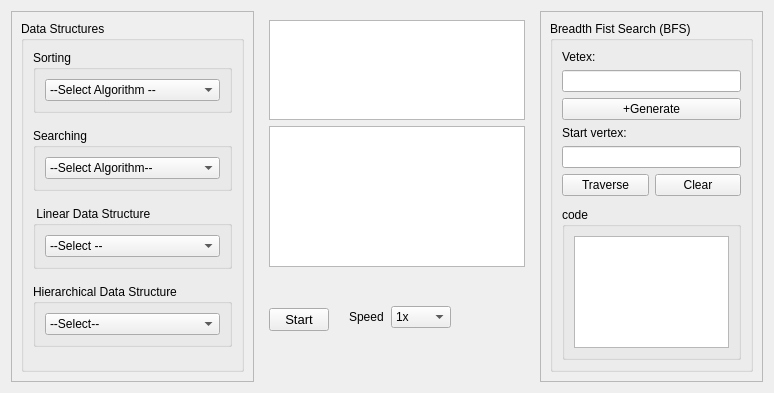
The window that form.ui (Binaya764/DSA-Visualizer) describes before a commit, drawn with Qt 5.
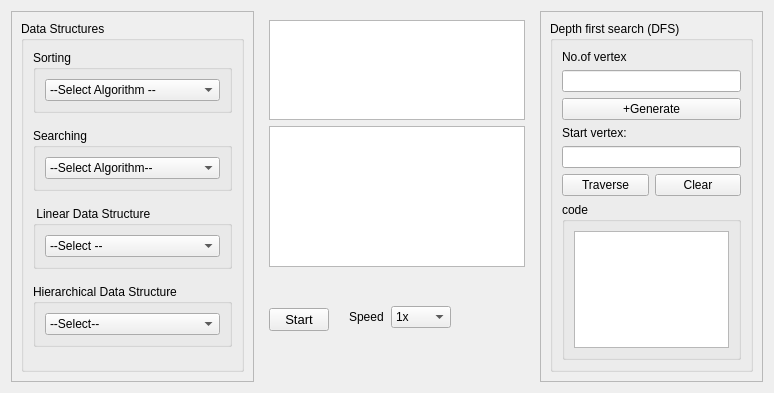
The same window after the commit.

Patch:
```diff
--- a/form.ui
+++ b/form.ui
@@ -423,7 +423,7 @@
         <enum>QFrame::Shadow::Raised</enum>
        </property>
        <property name="currentIndex">
-        <number>11</number>
+        <number>12</number>
        </property>
        <widget class="QWidget" name="Intro_page">
         <layout class="QVBoxLayout" name="verticalLayout_50">
@@ -1325,7 +1325,7 @@
                 <item>
                  <widget class="QLabel" name="label_24">
                   <property name="text">
-                   <string>Vetex:</string>
+                   <string>No. of vertex</string>
                   </property>
                  </widget>
                 </item>
@@ -1395,6 +1395,88 @@
          </item>
         </layout>
        </widget>
+       <widget class="QWidget" name="page">
+        <layout class="QVBoxLayout" name="verticalLayout_75">
+         <item>
+          <layout class="QVBoxLayout" name="verticalLayout_74">
+           <item>
+            <widget class="QGroupBox" name="groupBox_27">
+             <property name="title">
+              <string>Depth first search (DFS)</string>
+             </property>
+             <layout class="QVBoxLayout" name="verticalLayout_77">
+              <item>
+               <layout class="QVBoxLayout" name="verticalLayout_76">
+                <item>
+                 <widget class="QLabel" name="label_25">
+                  <property name="text">
+                   <string>No.of vertex</string>
+                  </property>
+                 </widget>
+                </item>
+                <item>
+                 <widget class="QLineEdit" name="vertex_lineEdit_DFS"/>
+                </item>
+                <item>
+                 <widget class="QPushButton" name="BtnGenerate_DFS">
+                  <property name="text">
+                   <string>+Generate</string>
+                  </property>
+                 </widget>
+                </item>
+                <item>
+                 <widget class="QLabel" name="label_26">
+                  <property name="text">
+                   <string>Start vertex:</string>
+                  </property>
+                 </widget>
+                </item>
+                <item>
+                 <widget class="QLineEdit" name="StartVertex_lineEdit_DFS"/>
+                </item>
+                <item>
+                 <layout class="QHBoxLayout" name="horizontalLayout_28">
+                  <item>
+                   <widget class="QPushButton" name="BtnTraverse_DFS">
+                    <property name="text">
+                     <string>Traverse</string>
+                    </property>
+                   </widget>
+                  </item>
+                  <item>
+                   <widget class="QPushButton" name="BtnClear_DFS">
+                    <property name="text">
+                     <string>Clear</string>
+                    </property>
+                   </widget>
+                  </item>
+                 </layout>
+                </item>
+                <item>
+                 <widget class="QGroupBox" name="groupBox_28">
+                  <property name="title">
+                   <string>code</string>
+                  </property>
+                  <layout class="QVBoxLayout" name="verticalLayout_79">
+                   <item>
+                    <layout class="QVBoxLayout" name="verticalLayout_78">
+                     <item>
+                      <widget class="QGraphicsView" name="code_graphicsView_DFS"/>
+                     </item>
+                    </layout>
+                   </item>
+                  </layout>
+                 </widget>
+                </item>
+               </layout>
+              </item>
+             </layout>
+            </widget>
+           </item>
+          </layout>
+         </item>
+        </layout>
+       </widget>
       </widget>
      </item>
     </layout>
```
Left out of the diff: 5 changed lines with no effect on the pictures.
